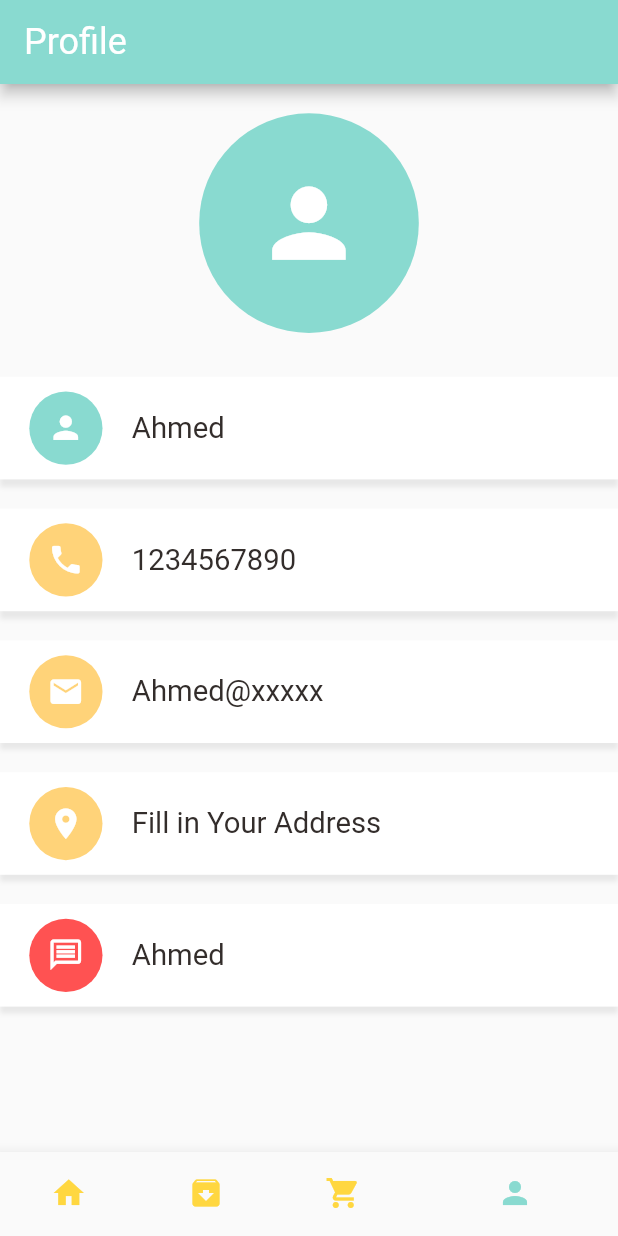
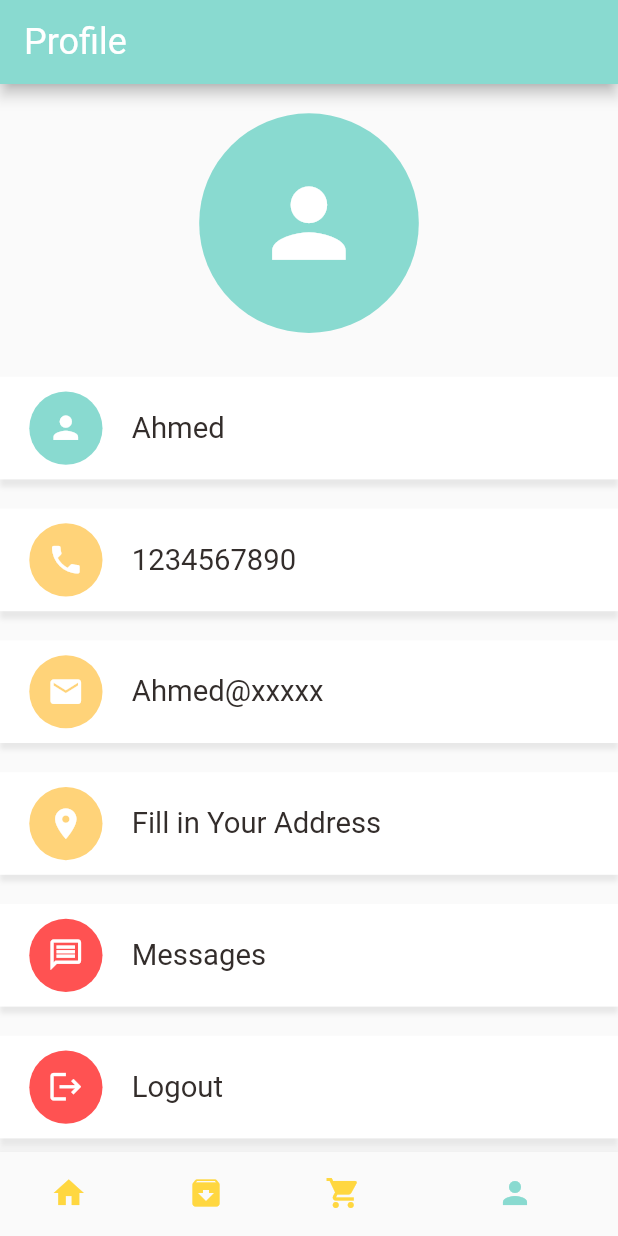
Before and after one commit to ELTEGANI/E-Commerce-Flutter-App-IOS-Android, a Flutter app: the screen it shows after launch, item 4 of the bottom bar chosen, on a phone screen of 412 x 824 dp. Run offline on Flutter 3.47's test engine with Material 2 defaults, Android fonts, the phone set to English and light mode, and no system bars; our stand-ins replace dots_indicator, get, shared_preferences; network calls fail.

```diff
--- a/lib/controllers/auth_controller.dart
+++ b/lib/controllers/auth_controller.dart
@@ -52,4 +52,8 @@ class AuthController extends GetxController implements GetxService{
   bool userLoggedIn(){
     return authRepo.userLoggedIn();
   }
+
+  bool clearSharedData(){
+    return authRepo.clearSharedData();
+  }
 }
--- a/lib/controllers/cart_controller.dart
+++ b/lib/controllers/cart_controller.dart
@@ -136,4 +136,9 @@ class CartController extends GetxController {
     cartRepo.addToList(getItems);
     update();
   }
+
+  void clearCartHistory(){
+    cartRepo.clearCarHistory();
+    update();
+  }
 }
--- a/lib/data/repository/cart_repo.dart
+++ b/lib/data/repository/cart_repo.dart
@@ -59,4 +59,10 @@ class CartRepo{
      cart = [];
      sharedPreferences.remove(AppConstants.CART_LIST);
    }
+
+   void clearCarHistory(){
+     removeCart();
+     cartHistory=[];
+     sharedPreferences.remove(AppConstants.cartHistoryList);
+   }
 }
--- a/lib/pages/account/account_page.dart
+++ b/lib/pages/account/account_page.dart
@@ -1,3 +1,6 @@
+import 'package:e_commerace/controllers/auth_controller.dart';
+import 'package:e_commerace/controllers/cart_controller.dart';
+import 'package:e_commerace/routes/route_helper.dart';
 import 'package:e_commerace/utils/colors.dart';
 import 'package:e_commerace/utils/dimensions.dart';
 import 'package:e_commerace/widgets/account_widget.dart';
@@ -5,6 +8,8 @@ import 'package:e_commerace/widgets/app_icon.dart';
 import 'package:e_commerace/widgets/big_text.dart';
 import 'package:flutter/cupertino.dart';
 import 'package:flutter/material.dart';
+import 'package:get/get.dart';
+import 'package:get/get_core/src/get_main.dart';
 
 class AccountPage extends StatelessWidget {
   const AccountPage({Key? key}) : super(key: key);
@@ -75,7 +80,29 @@ class AccountPage extends StatelessWidget {
                             iconColor: Colors.white,
                             iconSize:Dimensions.height10*5/2,
                             size:Dimensions.height10*5),
-                        bigText:BigText(text:"Ahmed")
+                        bigText:BigText(text:"Messages")
+                    ),
+                    SizedBox(height:Dimensions.height20),
+                    //message
+                    GestureDetector(
+                      onTap:(){
+                        if(Get.find<AuthController>().userLoggedIn()){
+                          Get.find<AuthController>().clearSharedData();
+                          Get.find<CartController>().clear();
+                          Get.find<CartController>().clearCartHistory();
+                          Get.offNamed(RouteHelper.getSignInPage());
+                        }else{
+                          print("you log out");
+                        }
+                      },
+                      child: AccountWidget(
+                          appIcon:AppIcon(iconData:Icons.logout,
+                              backColor:Colors.redAccent ,
+                              iconColor: Colors.white,
+                              iconSize:Dimensions.height10*5/2,
+                              size:Dimensions.height10*5),
+                          bigText:BigText(text:"Logout")
+                      ),
                     ),
                   ],
                 ),
```
Also changed, not shown: lib/data/repository/auth_repo.dart (+8 -0 lines).
